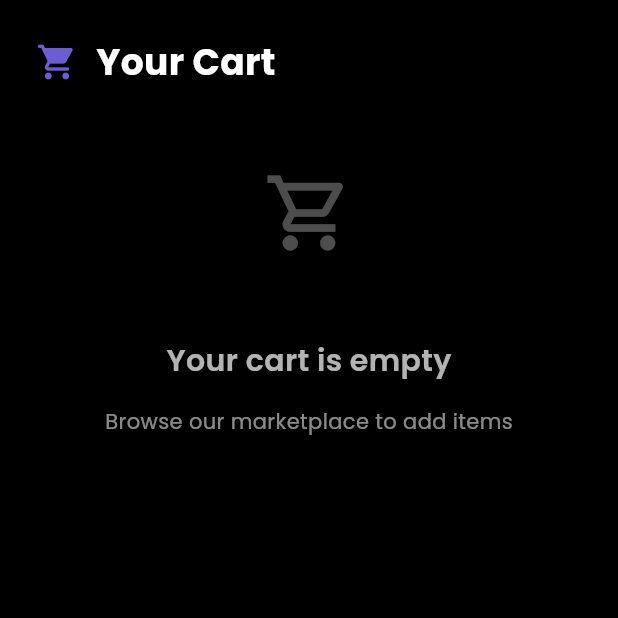
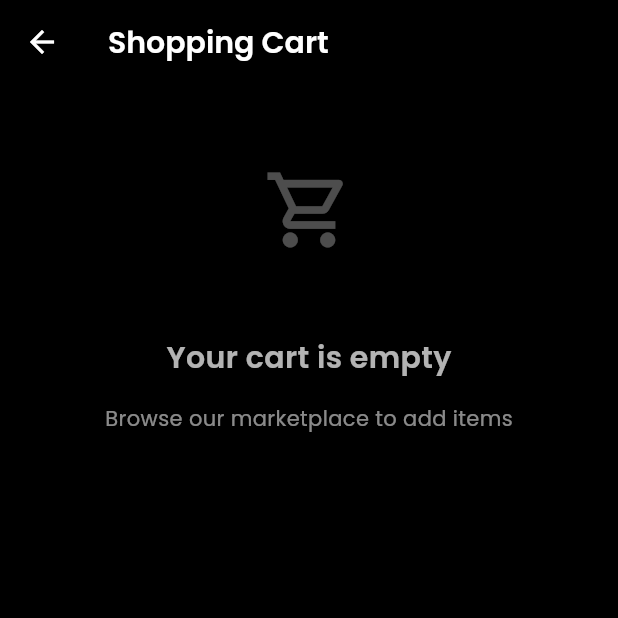
Before and after one commit to Im-bad-at-coding-bruhh/BlinkConnect-Agr, a Flutter app: the CartScreen screen opened directly with empty values, on a phone screen of 412 x 824 dp, the top half of it. Run offline on Flutter 3.47's test engine with Material 3 defaults, Android fonts, the phone set to English and light mode, and no system bars; our stand-ins replace device_preview, font_awesome_flutter, google_fonts, image_picker, shared_preferences; accounts and stored records are empty.

Commit message:
first commit

```diff
--- a/lib/Pages/cart_screen.dart
+++ b/lib/Pages/cart_screen.dart
@@ -2,14 +2,9 @@ import 'package:flutter/material.dart';
 import 'package:google_fonts/google_fonts.dart';
 import 'package:provider/provider.dart';
 import 'theme_provider.dart';
-import 'buyer_dashboard.dart';
-import 'marketplace_screen.dart';
-import 'community_screen.dart';
-import 'profile_screen.dart';
 import '/Services/cart_service.dart' as cart_service;
-import 'dashboard_screen.dart';
 
-class CartScreen extends StatefulWidget {
+class CartScreen extends StatelessWidget {
   final bool isFarmer;
   final bool isVerified;
 
@@ -20,11 +15,6 @@ class CartScreen extends StatefulWidget {
   }) : super(key: key);
 
   @override
-  State<CartScreen> createState() => _CartScreenState();
-}
-
-class _CartScreenState extends State<CartScreen> {
-  @override
   Widget build(BuildContext context) {
     final themeProvider = Provider.of<ThemeProvider>(context);
     final isDarkMode = themeProvider.isDarkMode;
@@ -33,77 +23,54 @@ class _CartScreenState extends State<CartScreen> {
       builder: (context, cartService, child) {
         return Scaffold(
           backgroundColor: isDarkMode ? Colors.black : Colors.grey[100],
-          body: _buildMainContent(isDarkMode, cartService),
+          appBar: AppBar(
+            backgroundColor: isDarkMode ? Colors.black : Colors.white,
+            elevation: 0,
+            leading: IconButton(
+              icon: Icon(
+                Icons.arrow_back,
+                color: isDarkMode ? Colors.white : Colors.black,
+              ),
+              onPressed: () => Navigator.pop(context),
+            ),
+            title: Text(
+              'Shopping Cart',
+              style: GoogleFonts.poppins(
+                fontSize: 20,
+                fontWeight: FontWeight.w600,
+                color: isDarkMode ? Colors.white : Colors.black87,
+              ),
+            ),
+          ),
+          body: _buildMainContent(context, isDarkMode, cartService),
         );
       },
     );
   }
 
-  Widget _buildMainContent(bool isDarkMode, cart_service.CartService cartService) {
+  Widget _buildMainContent(
+    BuildContext context,
+    bool isDarkMode,
+    cart_service.CartService cartService,
+  ) {
     return SingleChildScrollView(
       padding: const EdgeInsets.all(24),
       child: Column(
         crossAxisAlignment: CrossAxisAlignment.start,
         children: [
-          // Cart Header
-          _buildCartHeader(isDarkMode),
+          _buildCartItems(context, isDarkMode, cartService),
           const SizedBox(height: 24),
-
-          // Cart Items
-          _buildCartItems(isDarkMode, cartService),
-          const SizedBox(height: 24),
-
-          // Checkout Section
-          _buildCheckoutSection(isDarkMode, cartService),
+          _buildCheckoutSection(context, isDarkMode, cartService),
         ],
       ),
     );
   }
 
-  Widget _buildCartHeader(bool isDarkMode) {
-    return Row(
-      mainAxisAlignment: MainAxisAlignment.spaceBetween,
-      children: [
-        Row(
-          children: [
-            Icon(
-              Icons.shopping_cart_rounded,
-              size: 28,
-              color: const Color(0xFF6C5DD3),
-            ),
-            const SizedBox(width: 12),
-            Text(
-              'Your Cart',
-              style: GoogleFonts.poppins(
-                fontSize: 24,
-                fontWeight: FontWeight.bold,
-                color: isDarkMode ? Colors.white : Colors.black87,
-              ),
-            ),
-          ],
-        ),
-        if (Provider.of<cart_service.CartService>(context).items.isNotEmpty)
-          TextButton.icon(
-            onPressed: () {
-              Provider.of<cart_service.CartService>(
-                context,
-                listen: false,
-              ).clearCart();
-            },
-            icon: Icon(Icons.delete_sweep_outlined, color: Colors.red),
-            label: Text(
-              'Clear Cart',
-              style: GoogleFonts.poppins(
-                color: Colors.red,
-                fontWeight: FontWeight.w500,
-              ),
-            ),
-          ),
-      ],
-    );
-  }
-
-  Widget _buildCartItems(bool isDarkMode, cart_service.CartService cartService) {
+  Widget _buildCartItems(
+    BuildContext context,
+    bool isDarkMode,
+    cart_service.CartService cartService,
+  ) {
     if (cartService.items.isEmpty) {
       return Center(
         child: Column(
@@ -289,12 +256,10 @@ class _CartScreenState extends State<CartScreen> {
                   top: 0,
                   right: 0,
                   child: IconButton(
-                    onPressed: () {
-                      cartService.removeItem(item.name);
-                    },
-                    icon: Icon(Icons.close, color: Colors.red, size: 20),
+                    onPressed: () => cartService.removeItem(item.name),
+                    icon: const Icon(Icons.close, color: Colors.red, size: 20),
                     padding: EdgeInsets.zero,
-                    constraints: BoxConstraints(),
+                    constraints: const BoxConstraints(),
                   ),
                 ),
               ],
@@ -305,7 +270,11 @@ class _CartScreenState extends State<CartScreen> {
     );
   }
 
-  Widget _buildCheckoutSection(bool isDarkMode, cart_service.CartService cartService) {
+  Widget _buildCheckoutSection(
+    BuildContext context,
+    bool isDarkMode,
+    cart_service.CartService cartService,
+  ) {
     if (cartService.items.isEmpty) return const SizedBox.shrink();
 
     return Container(
@@ -393,11 +362,11 @@ class _CartScreenState extends State<CartScreen> {
             width: double.infinity,
             child: ElevatedButton(
               onPressed: () {
-                // Handle checkout
                 cartService.clearCart();
                 ScaffoldMessenger.of(context).showSnackBar(
                   const SnackBar(content: Text('Order placed successfully!')),
                 );
+                Navigator.pop(context);
               },
               style: ElevatedButton.styleFrom(
                 backgroundColor: const Color(0xFF6C5DD3),
```
